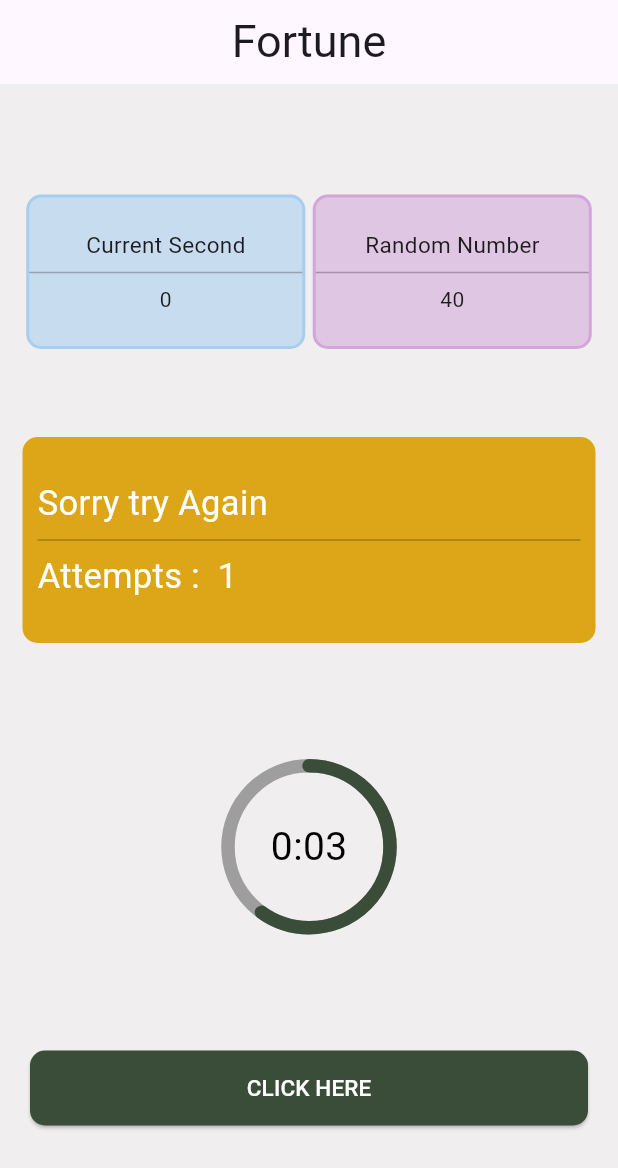
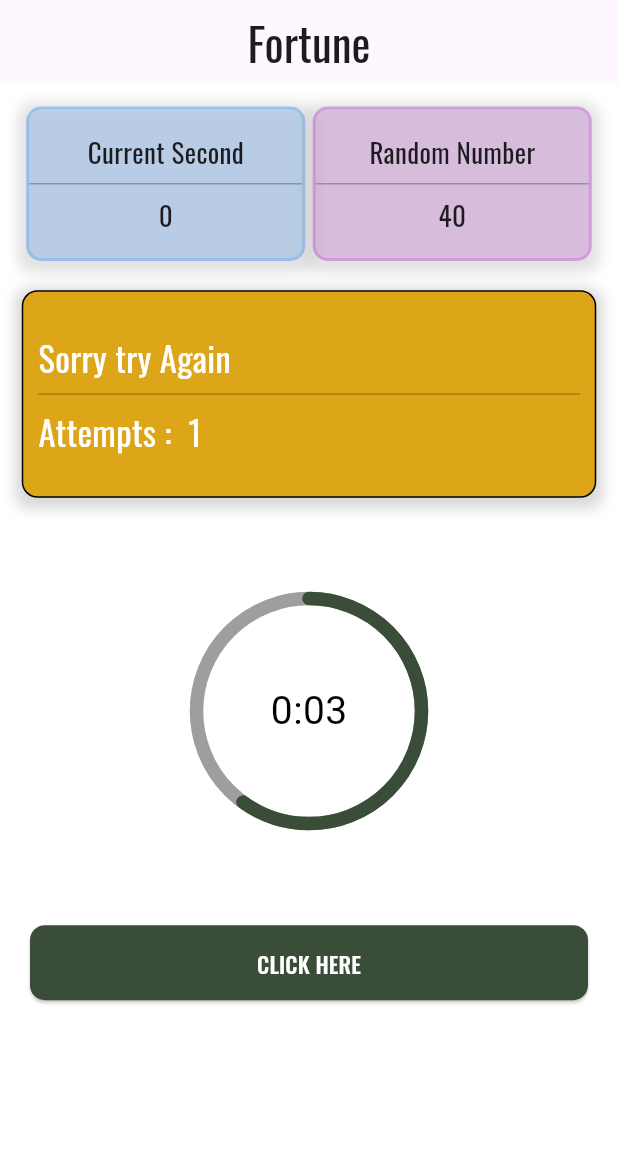
Before and after one commit to yaseeeeeeeeeeen/Fortune_app, a Flutter app: the screen it shows after launch, after a tap on "CLICK HERE", on a phone screen of 412 x 824 dp. Shown: the top 1168 px of the screen. Run offline on Flutter 3.47's test engine with Material 3 defaults, Android fonts, the light colour scheme and no system bars; our stand-ins replace bloc, flutter_bloc, shared_preferences.

Commit message:
90% finished

```diff
--- a/lib/presentation/pages/home_page.dart
+++ b/lib/presentation/pages/home_page.dart
@@ -13,18 +13,17 @@
 
   @override
   Widget build(BuildContext context) {
+    Size size = MediaQuery.sizeOf(context);
     return SafeArea(
       child: Scaffold(
         appBar: AppBar(
-          title: Hero(
-              tag: "AppName",
-              child: Text(AppStrings.appName, style: FontStyles.appnameStyle)),
+          title: Text(AppStrings.appName, style: FontStyles.appnameStyle),
           centerTitle: true,
         ),
         body: Padding(
           padding: const EdgeInsets.all(15),
           child: Column(
-            mainAxisAlignment: MainAxisAlignment.spaceEvenly,
+            // mainAxisAlignment: MainAxisAlignment.spaceEvenly,
             children: [
               BlocBuilder<FortuneBloc, FortuneState>(
                 builder: (context, state) {
@@ -51,6 +50,7 @@
                   }
                 },
               ),
+              const SizedBox(height: 20),
               BlocBuilder<FortuneBloc, FortuneState>(
                 buildWhen: (previous, current) =>
                     current is! ResetCountDownClickedState,
@@ -67,8 +67,9 @@
                   }
                 },
               ),
-              const SizedBox(),
+              SizedBox(height: size.height / 7),
               const CountDown(),
+              SizedBox(height: size.height / 7),
               const SizedBox(),
               BlocListener<FortuneBloc, FortuneState>(
                 listener: (context, state) {},
--- a/lib/presentation/pages/splash_page.dart
+++ b/lib/presentation/pages/splash_page.dart
@@ -25,9 +25,7 @@
     return Scaffold(
       backgroundColor: AppColors.scaffoldColor,
       body: Center(
-        child: Hero(
-          tag: "AppName",
-          child: Text(AppStrings.appName, style: FontStyles.appnameStyle)),
+        child: Text(AppStrings.appName, style: FontStyles.splashTitle),
       ),
     );
   }
--- a/lib/presentation/widgets/count_down.dart
+++ b/lib/presentation/widgets/count_down.dart
@@ -55,12 +55,16 @@
               _resetCountdown(state.isClicked);
             }
           },
+          child: SizedBox(
+            height: 50,
+            width: 50,
             child: CircularProgressIndicator(
               backgroundColor: Colors.grey,
               strokeCap: StrokeCap.round,
               value: _seconds / 5,
               color: AppColors.buttonColor,
               strokeWidth: 3,
+            ),
           ),
         ),
       ),
--- a/lib/presentation/widgets/result_widget.dart
+++ b/lib/presentation/widgets/result_widget.dart
@@ -17,6 +17,15 @@
       height: size.height / 6,
       width: size.width,
       decoration: BoxDecoration(
+          boxShadow: [
+            BoxShadow(
+              color: Colors.grey.withOpacity(0.4),
+              spreadRadius: 5,
+              blurRadius: 7,
+              offset: const Offset(0, 3),
+            ),
+          ],
+          border: Border.all(strokeAlign: BorderSide.strokeAlignCenter),
           borderRadius: BorderRadius.circular(10),
           color: succsess ? AppColors.succsessColor : AppColors.failedColor),
       child: Column(
--- a/lib/presentation/widgets/time_show_widget.dart
+++ b/lib/presentation/widgets/time_show_widget.dart
@@ -13,6 +13,14 @@
     Size size = MediaQuery.sizeOf(context);
     return Container(
       decoration: BoxDecoration(
+          boxShadow: [
+            BoxShadow(
+              color: Colors.grey.withOpacity(0.3),
+              spreadRadius: 5,
+              blurRadius: 7,
+              offset: const Offset(0, 3),
+            ),
+          ],
           border: Border.all(
               width: 2,
               color: widget1
@@ -33,7 +41,7 @@
           Divider(
             color: AppColors.dividerColor,
           ),
-          Text(number.toString())
+          Text(number.toString(), style: FontStyles.wiget1and2Style)
         ],
       ),
     );
--- a/lib/utils/colors.dart
+++ b/lib/utils/colors.dart
@@ -1,11 +1,13 @@
 import 'package:flutter/material.dart';
 
 class AppColors {
-  static Color scaffoldColor = Color.fromARGB(255, 240, 238, 238);
+  static Color scaffoldColor = Colors.white;
   static Color dividerColor = Colors.black26;
-  static Color widgetOneColor = Colors.blue.withOpacity(0.2);
-  static Color widgetTwoColor = Colors.purple.withOpacity(0.2);
-  static Color failedColor = Color.fromARGB(255, 221, 166, 25);
+  static Color widgetOneColor =
+      const Color.fromARGB(255, 18, 123, 243).withOpacity(0.2);
+  static Color widgetTwoColor =
+      const Color.fromARGB(255, 171, 34, 196).withOpacity(0.2);
+  static Color failedColor = const Color.fromARGB(255, 221, 166, 25);
   static Color succsessColor = Colors.green.shade500;
   static Color buttonColor = const Color.fromARGB(255, 58, 77, 57);
 }
--- a/lib/utils/snackbar.dart
+++ b/lib/utils/snackbar.dart
@@ -1,4 +1,3 @@
-
 import 'package:flutter/material.dart';
 import 'package:fortune/utils/textstyles.dart';
 
@@ -11,10 +10,11 @@
 
   static SnackBar _buildCustomSnackBar(String message) {
     return SnackBar(
+      shape: RoundedRectangleBorder(borderRadius: BorderRadius.circular(15)),
       duration: const Duration(seconds: 2),
       behavior: SnackBarBehavior.floating,
       padding: const EdgeInsets.only(bottom: 5),
-      backgroundColor: Colors.red,
+      backgroundColor: Colors.red.shade600,
       content: Padding(
         padding: const EdgeInsets.all(8.0),
         child: SizedBox(
--- a/lib/utils/textstyles.dart
+++ b/lib/utils/textstyles.dart
@@ -1,10 +1,14 @@
 import 'package:flutter/material.dart';
 
 class FontStyles {
-  static TextStyle appnameStyle = const TextStyle(fontSize: 30);
-  static TextStyle wiget1and2Style = const TextStyle(fontSize: 15);
+  static TextStyle appnameStyle =
+      const TextStyle(fontFamily: "Oswald", fontSize: 30);
+  static TextStyle wiget1and2Style =
+      const TextStyle(fontFamily: "Oswald", fontSize: 18);
+  static TextStyle splashTitle =
+      const TextStyle(fontFamily: "Oswald", fontSize: 50);
   static TextStyle resultTextStyle =
-      const TextStyle(fontSize: 23, color: Colors.white);
+      const TextStyle(fontFamily: "Oswald", fontSize: 23, color: Colors.white);
   static TextStyle buttontext =
-      const TextStyle(fontSize: 15, color: Colors.white);
+      const TextStyle(fontFamily: "Oswald", fontSize: 15, color: Colors.white);
 }
```
Also changed, not shown: pubspec.yaml (+6 -5 lines), assets/fonts/Oswald-Medium.ttf (added), assets/fonts/Oswald-Regular.ttf (added), assets/fonts/Oswald-SemiBold.ttf (added), 21 other files. Lines whose indentation alone changed are shown as unchanged.
